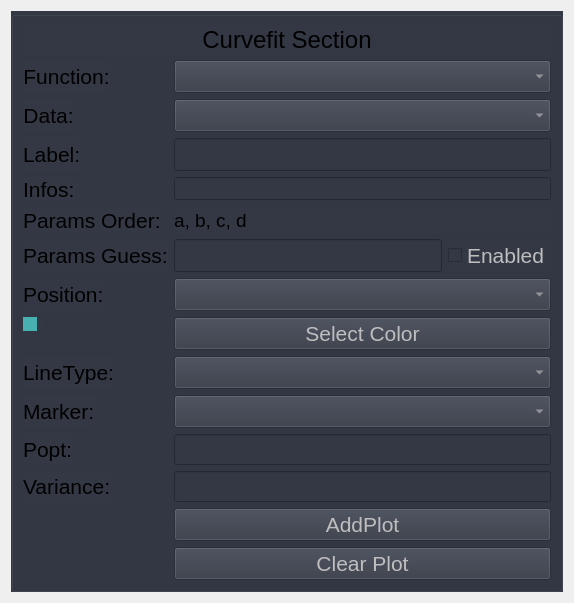
First picture: the form in View/ui/CurvefitWindow.ui, repository BETRU21/GraphicGenerator, before the edit.
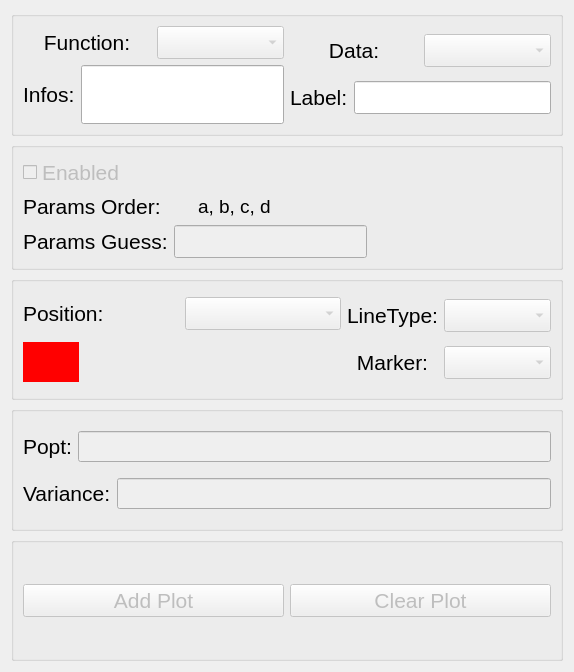
Second picture: the form after the edit.

Commit message: Delete Modify data section and Upgrade GUI

```diff
--- a/View/ui/CurvefitWindow.ui
+++ b/View/ui/CurvefitWindow.ui
@@ -7,7 +7,7 @@
     <x>0</x>
     <y>0</y>
     <width>574</width>
-    <height>538</height>
+    <height>672</height>
    </rect>
   </property>
   <property name="windowTitle">
@@ -15,12 +15,16 @@
   </property>
   <layout class="QVBoxLayout" name="verticalLayout">
    <item>
-    <widget class="QGroupBox" name="groupBox">
-     <property name="styleSheet">
-      <string notr="true">background-color: rgb(51, 56, 68);</string>
+    <widget class="QGroupBox" name="groupBox_2">
+     <property name="title">
+      <string/>
      </property>
-     <layout class="QFormLayout" name="formLayout">
-      <item row="1" column="0">
+     <layout class="QHBoxLayout" name="horizontalLayout_4">
+      <item>
+       <layout class="QVBoxLayout" name="verticalLayout_3">
+        <item>
+         <layout class="QHBoxLayout" name="horizontalLayout_5">
+          <item>
        <widget class="QLabel" name="label_2">
         <property name="font">
          <font>
@@ -35,7 +39,7 @@
         </property>
        </widget>
       </item>
-      <item row="1" column="1">
+          <item>
        <widget class="QComboBox" name="cmb_function">
         <property name="enabled">
          <bool>false</bool>
@@ -47,34 +51,11 @@
         </property>
        </widget>
       </item>
-      <item row="2" column="0">
-       <widget class="QLabel" name="label">
-        <property name="font">
-         <font>
-          <pointsize>16</pointsize>
-         </font>
-        </property>
-        <property name="text">
-         <string>Data:</string>
-        </property>
-        <property name="alignment">
-         <set>Qt::AlignCenter</set>
-        </property>
-       </widget>
-      </item>
-      <item row="2" column="1">
-       <widget class="QComboBox" name="cmb_data">
-        <property name="enabled">
-         <bool>false</bool>
-        </property>
-        <property name="font">
-         <font>
-          <pointsize>16</pointsize>
-         </font>
-        </property>
-       </widget>
-      </item>
-      <item row="4" column="0">
+         </layout>
+        </item>
+        <item>
+         <layout class="QHBoxLayout" name="horizontalLayout_7">
+          <item>
        <widget class="QLabel" name="label_9">
         <property name="font">
          <font>
@@ -86,11 +67,17 @@
         </property>
        </widget>
       </item>
-      <item row="4" column="1">
+          <item>
        <widget class="QLineEdit" name="le_info">
         <property name="enabled">
          <bool>true</bool>
         </property>
+            <property name="sizePolicy">
+             <sizepolicy hsizetype="Expanding" vsizetype="Minimum">
+              <horstretch>0</horstretch>
+              <verstretch>0</verstretch>
+             </sizepolicy>
+            </property>
         <property name="font">
          <font>
           <pointsize>10</pointsize>
@@ -101,7 +88,141 @@
         </property>
        </widget>
       </item>
-      <item row="6" column="0">
+         </layout>
+        </item>
+       </layout>
+      </item>
+      <item>
+       <layout class="QVBoxLayout" name="verticalLayout_4">
+        <item>
+         <layout class="QHBoxLayout" name="horizontalLayout_8">
+          <item>
+           <widget class="QLabel" name="label">
+            <property name="font">
+             <font>
+              <pointsize>16</pointsize>
+             </font>
+            </property>
+            <property name="text">
+             <string>Data:</string>
+            </property>
+            <property name="alignment">
+             <set>Qt::AlignCenter</set>
+            </property>
+           </widget>
+          </item>
+          <item>
+           <widget class="QComboBox" name="cmb_data">
+            <property name="enabled">
+             <bool>false</bool>
+            </property>
+            <property name="font">
+             <font>
+              <pointsize>16</pointsize>
+             </font>
+            </property>
+           </widget>
+          </item>
+         </layout>
+        </item>
+        <item>
+         <layout class="QHBoxLayout" name="horizontalLayout_9">
+          <item>
+           <widget class="QLabel" name="label_12">
+            <property name="font">
+             <font>
+              <pointsize>16</pointsize>
+             </font>
+            </property>
+            <property name="text">
+             <string>Label:</string>
+            </property>
+           </widget>
+          </item>
+          <item>
+           <widget class="QLineEdit" name="le_label">
+            <property name="font">
+             <font>
+              <pointsize>16</pointsize>
+             </font>
+            </property>
+           </widget>
+          </item>
+         </layout>
+        </item>
+       </layout>
+      </item>
+     </layout>
+    </widget>
+   </item>
+   <item>
+    <widget class="QGroupBox" name="groupBox_3">
+     <property name="title">
+      <string/>
+     </property>
+     <layout class="QVBoxLayout" name="verticalLayout_5">
+      <item>
+       <widget class="QCheckBox" name="cb_p0">
+        <property name="enabled">
+         <bool>false</bool>
+        </property>
+        <property name="font">
+         <font>
+          <pointsize>16</pointsize>
+         </font>
+        </property>
+        <property name="statusTip">
+         <string>sep must be &quot;,&quot;</string>
+        </property>
+        <property name="text">
+         <string>Enabled</string>
+        </property>
+       </widget>
+      </item>
+      <item>
+       <layout class="QHBoxLayout" name="horizontalLayout_13">
+        <item>
+         <layout class="QVBoxLayout" name="verticalLayout_6">
+          <item>
+           <layout class="QHBoxLayout" name="horizontalLayout_12">
+            <item>
+             <widget class="QLabel" name="label_10">
+              <property name="font">
+               <font>
+                <pointsize>16</pointsize>
+               </font>
+              </property>
+              <property name="statusTip">
+               <string>sep must be &quot;,&quot;</string>
+              </property>
+              <property name="text">
+               <string>Params Order:</string>
+              </property>
+             </widget>
+            </item>
+            <item>
+             <widget class="QLabel" name="la_param">
+              <property name="font">
+               <font>
+                <pointsize>14</pointsize>
+               </font>
+              </property>
+              <property name="statusTip">
+               <string>sep must be &quot;,&quot;</string>
+              </property>
+              <property name="text">
+               <string>a, b, c, d</string>
+              </property>
+              <property name="alignment">
+               <set>Qt::AlignLeading|Qt::AlignLeft|Qt::AlignVCenter</set>
+              </property>
+             </widget>
+            </item>
+           </layout>
+          </item>
+          <item>
+           <layout class="QHBoxLayout" name="horizontalLayout_10">
+            <item>
        <widget class="QLabel" name="label_7">
         <property name="font">
          <font>
@@ -116,7 +237,54 @@
         </property>
        </widget>
       </item>
-      <item row="7" column="0">
+            <item>
+             <widget class="QLineEdit" name="le_p0">
+              <property name="enabled">
+               <bool>false</bool>
+              </property>
+              <property name="font">
+               <font>
+                <pointsize>16</pointsize>
+               </font>
+              </property>
+              <property name="statusTip">
+               <string>sep must be &quot;,&quot;</string>
+              </property>
+             </widget>
+            </item>
+           </layout>
+          </item>
+         </layout>
+        </item>
+        <item>
+         <spacer name="horizontalSpacer">
+          <property name="orientation">
+           <enum>Qt::Horizontal</enum>
+          </property>
+          <property name="sizeHint" stdset="0">
+           <size>
+            <width>40</width>
+            <height>20</height>
+           </size>
+          </property>
+         </spacer>
+        </item>
+       </layout>
+      </item>
+     </layout>
+    </widget>
+   </item>
+   <item>
+    <widget class="QGroupBox" name="groupBox_4">
+     <property name="title">
+      <string/>
+     </property>
+     <layout class="QHBoxLayout" name="horizontalLayout_14">
+      <item>
+       <layout class="QVBoxLayout" name="verticalLayout_7">
+        <item>
+         <layout class="QHBoxLayout" name="horizontalLayout_15">
+          <item>
        <widget class="QLabel" name="label_3">
         <property name="font">
          <font>
@@ -128,7 +296,7 @@
         </property>
        </widget>
       </item>
-      <item row="7" column="1">
+          <item>
        <widget class="QComboBox" name="cmb_pos">
         <property name="enabled">
          <bool>false</bool>
@@ -140,35 +308,67 @@
         </property>
        </widget>
       </item>
-      <item row="8" column="0">
-       <widget class="QCheckBox" name="ind_color">
-        <property name="styleSheet">
-         <string notr="true">QCheckBox::indicator{background-color: rgb(72, 176, 176);}</string>
-        </property>
-        <property name="text">
-         <string/>
-        </property>
-       </widget>
-      </item>
-      <item row="8" column="1">
+         </layout>
+        </item>
+        <item>
+         <layout class="QHBoxLayout" name="horizontalLayout">
+          <item>
        <widget class="QPushButton" name="pb_selectColor">
         <property name="enabled">
          <bool>false</bool>
         </property>
+            <property name="sizePolicy">
+             <sizepolicy hsizetype="Fixed" vsizetype="Fixed">
+              <horstretch>0</horstretch>
+              <verstretch>0</verstretch>
+             </sizepolicy>
+            </property>
+            <property name="minimumSize">
+             <size>
+              <width>40</width>
+              <height>40</height>
+             </size>
+            </property>
         <property name="font">
          <font>
           <pointsize>16</pointsize>
          </font>
         </property>
         <property name="layoutDirection">
-         <enum>Qt::LeftToRight</enum>
+             <enum>Qt::RightToLeft</enum>
+            </property>
+            <property name="styleSheet">
+             <string notr="true">background-color: rgb(255, 0, 0);
+border: 0px;
+</string>
         </property>
         <property name="text">
-         <string>Select Color</string>
+             <string/>
         </property>
        </widget>
       </item>
-      <item row="9" column="0">
+          <item>
+           <spacer name="horizontalSpacer_2">
+            <property name="orientation">
+             <enum>Qt::Horizontal</enum>
+            </property>
+            <property name="sizeHint" stdset="0">
+             <size>
+              <width>40</width>
+              <height>20</height>
+             </size>
+            </property>
+           </spacer>
+          </item>
+         </layout>
+        </item>
+       </layout>
+      </item>
+      <item>
+       <layout class="QVBoxLayout" name="verticalLayout_8">
+        <item>
+         <layout class="QHBoxLayout" name="horizontalLayout_17">
+          <item>
        <widget class="QLabel" name="label_4">
         <property name="font">
          <font>
@@ -183,7 +383,7 @@
         </property>
        </widget>
       </item>
-      <item row="9" column="1">
+          <item>
        <widget class="QComboBox" name="cmb_lineType">
         <property name="enabled">
          <bool>false</bool>
@@ -195,7 +395,11 @@
         </property>
        </widget>
       </item>
-      <item row="10" column="0">
+         </layout>
+        </item>
+        <item>
+         <layout class="QHBoxLayout" name="horizontalLayout_16">
+          <item>
        <widget class="QLabel" name="label_6">
         <property name="font">
          <font>
@@ -205,9 +409,12 @@
         <property name="text">
          <string>Marker:</string>
         </property>
-       </widget>
-      </item>
-      <item row="10" column="1">
+            <property name="alignment">
+             <set>Qt::AlignCenter</set>
+            </property>
+           </widget>
+          </item>
+          <item>
        <widget class="QComboBox" name="cmb_marker">
         <property name="enabled">
          <bool>false</bool>
@@ -219,7 +426,22 @@
         </property>
        </widget>
       </item>
-      <item row="11" column="0">
+         </layout>
+        </item>
+       </layout>
+      </item>
+     </layout>
+    </widget>
+   </item>
+   <item>
+    <widget class="QGroupBox" name="groupBox_5">
+     <property name="title">
+      <string/>
+     </property>
+     <layout class="QVBoxLayout" name="verticalLayout_9">
+      <item>
+       <layout class="QHBoxLayout" name="horizontalLayout_18">
+        <item>
        <widget class="QLabel" name="label_11">
         <property name="font">
          <font>
@@ -234,155 +456,7 @@
         </property>
        </widget>
       </item>
-      <item row="13" column="1">
-       <widget class="QPushButton" name="pb_addPlot">
-        <property name="enabled">
-         <bool>false</bool>
-        </property>
-        <property name="font">
-         <font>
-          <pointsize>16</pointsize>
-         </font>
-        </property>
-        <property name="text">
-         <string>AddPlot</string>
-        </property>
-       </widget>
-      </item>
-      <item row="14" column="1">
-       <widget class="QPushButton" name="pb_clear">
-        <property name="enabled">
-         <bool>false</bool>
-        </property>
-        <property name="font">
-         <font>
-          <pointsize>16</pointsize>
-         </font>
-        </property>
-        <property name="text">
-         <string>Clear Plot</string>
-        </property>
-       </widget>
-      </item>
-      <item row="0" column="0" colspan="2">
-       <widget class="QLabel" name="label_5">
-        <property name="font">
-         <font>
-          <pointsize>18</pointsize>
-         </font>
-        </property>
-        <property name="text">
-         <string>Curvefit Section</string>
-        </property>
-        <property name="alignment">
-         <set>Qt::AlignCenter</set>
-        </property>
-       </widget>
-      </item>
-      <item row="3" column="1">
-       <layout class="QHBoxLayout" name="horizontalLayout_2">
         <item>
-         <widget class="QLineEdit" name="le_label">
-          <property name="font">
-           <font>
-            <pointsize>16</pointsize>
-           </font>
-          </property>
-         </widget>
-        </item>
-       </layout>
-      </item>
-      <item row="3" column="0">
-       <widget class="QLabel" name="label_12">
-        <property name="font">
-         <font>
-          <pointsize>16</pointsize>
-         </font>
-        </property>
-        <property name="text">
-         <string>Label:</string>
-        </property>
-       </widget>
-      </item>
-      <item row="6" column="1">
-       <layout class="QVBoxLayout" name="verticalLayout_2">
-        <item>
-         <layout class="QHBoxLayout" name="horizontalLayout">
-          <item>
-           <widget class="QLineEdit" name="le_p0">
-            <property name="enabled">
-             <bool>false</bool>
-            </property>
-            <property name="font">
-             <font>
-              <pointsize>16</pointsize>
-             </font>
-            </property>
-            <property name="statusTip">
-             <string>sep must be &quot;,&quot;</string>
-            </property>
-           </widget>
-          </item>
-          <item>
-           <widget class="QCheckBox" name="cb_p0">
-            <property name="enabled">
-             <bool>false</bool>
-            </property>
-            <property name="font">
-             <font>
-              <pointsize>16</pointsize>
-             </font>
-            </property>
-            <property name="statusTip">
-             <string>sep must be &quot;,&quot;</string>
-            </property>
-            <property name="text">
-             <string>Enabled</string>
-            </property>
-           </widget>
-          </item>
-         </layout>
-        </item>
-       </layout>
-      </item>
-      <item row="5" column="1">
-       <layout class="QHBoxLayout" name="horizontalLayout_3">
-        <item>
-         <widget class="QLabel" name="la_param">
-          <property name="font">
-           <font>
-            <pointsize>14</pointsize>
-           </font>
-          </property>
-          <property name="statusTip">
-           <string>sep must be &quot;,&quot;</string>
-          </property>
-          <property name="text">
-           <string>a, b, c, d</string>
-          </property>
-          <property name="alignment">
-           <set>Qt::AlignLeading|Qt::AlignLeft|Qt::AlignVCenter</set>
-          </property>
-         </widget>
-        </item>
-       </layout>
-      </item>
-      <item row="5" column="0">
-       <widget class="QLabel" name="label_10">
-        <property name="font">
-         <font>
-          <pointsize>16</pointsize>
-         </font>
-        </property>
-        <property name="statusTip">
-         <string>sep must be &quot;,&quot;</string>
-        </property>
-        <property name="text">
-         <string>Params Order:</string>
-        </property>
-       </widget>
-      </item>
-      <item row="11" column="1">
        <widget class="QLineEdit" name="le_popt">
         <property name="enabled">
          <bool>false</bool>
@@ -400,22 +474,11 @@
         </property>
        </widget>
       </item>
-      <item row="12" column="1">
-       <widget class="QLineEdit" name="le_var">
-        <property name="enabled">
-         <bool>false</bool>
-        </property>
-        <property name="font">
-         <font>
-          <pointsize>14</pointsize>
-         </font>
-        </property>
-        <property name="readOnly">
-         <bool>true</bool>
-        </property>
-       </widget>
+       </layout>
       </item>
-      <item row="12" column="0">
+      <item>
+       <layout class="QHBoxLayout" name="horizontalLayout_19">
+        <item>
        <widget class="QLabel" name="label_8">
         <property name="font">
          <font>
@@ -424,6 +487,62 @@
         </property>
         <property name="text">
          <string>Variance:</string>
+          </property>
+         </widget>
+        </item>
+        <item>
+         <widget class="QLineEdit" name="le_var">
+          <property name="enabled">
+           <bool>false</bool>
+          </property>
+          <property name="font">
+           <font>
+            <pointsize>14</pointsize>
+           </font>
+          </property>
+          <property name="readOnly">
+           <bool>true</bool>
+          </property>
+         </widget>
+        </item>
+       </layout>
+      </item>
+     </layout>
+    </widget>
+   </item>
+   <item>
+    <widget class="QGroupBox" name="groupBox_6">
+     <property name="title">
+      <string/>
+     </property>
+     <layout class="QHBoxLayout" name="horizontalLayout_20">
+      <item>
+       <widget class="QPushButton" name="pb_addPlot">
+        <property name="enabled">
+         <bool>false</bool>
+        </property>
+        <property name="font">
+         <font>
+          <pointsize>16</pointsize>
+         </font>
+        </property>
+        <property name="text">
+         <string>Add Plot</string>
+        </property>
+       </widget>
+      </item>
+      <item>
+       <widget class="QPushButton" name="pb_clear">
+        <property name="enabled">
+         <bool>false</bool>
+        </property>
+        <property name="font">
+         <font>
+          <pointsize>16</pointsize>
+         </font>
+        </property>
+        <property name="text">
+         <string>Clear Plot</string>
         </property>
        </widget>
       </item>
```
Lines whose indentation alone changed are shown as unchanged. The commit also changes 13 other files.
